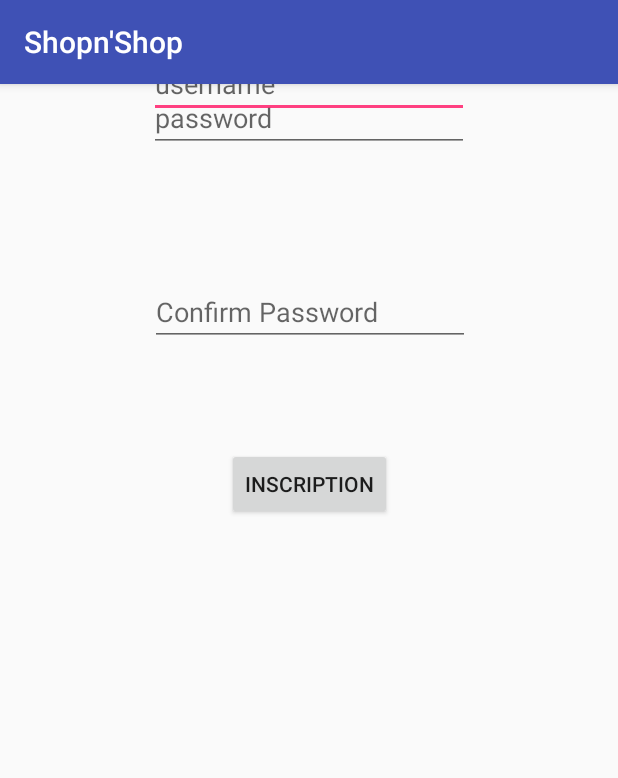
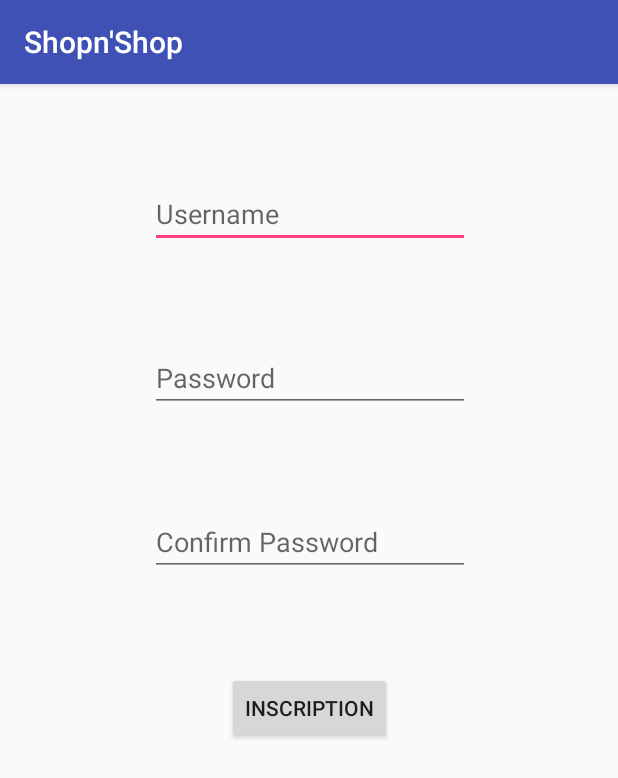
Before and after one commit to Guibaleno/ShopnShopAndroid, an Android app: the InscriptionActivity screen opened directly, with no data from a screen before it, on a phone screen of 412 x 824 dp. Shown: the top 778 px of the screen. Run offline under Robolectric (Android 15) with nearby library versions, the phone set to English and light mode, and no system bars.

Commit message:
commit correction des bugs de marde de eliot le poche

```diff
--- a/ShopnShop/app/src/main/res/layout/inscription_activity.xml
+++ b/ShopnShop/app/src/main/res/layout/inscription_activity.xml
@@ -10,15 +10,14 @@
         android:id="@+id/editText_username"
         android:layout_width="wrap_content"
         android:layout_height="wrap_content"
-        android:layout_marginBottom="8dp"
         android:layout_marginEnd="8dp"
         android:layout_marginStart="8dp"
-        android:layout_marginTop="8dp"
+        android:layout_marginTop="64dp"
         android:ems="10"
-        android:hint="username"
+        android:hint="Username"
         android:inputType="textPersonName"
-        app:layout_constraintBottom_toTopOf="@+id/editText_password"
         app:layout_constraintEnd_toEndOf="parent"
+        app:layout_constraintHorizontal_bias="0.503"
         app:layout_constraintStart_toStartOf="parent"
         app:layout_constraintTop_toTopOf="parent" />
 
@@ -28,30 +27,29 @@
         android:layout_height="wrap_content"
         android:layout_marginEnd="8dp"
         android:layout_marginStart="8dp"
+        android:layout_marginTop="64dp"
         android:ems="10"
-        android:hint="password"
+        android:hint="Password"
         android:inputType="textPassword"
         app:layout_constraintEnd_toEndOf="parent"
+        app:layout_constraintHorizontal_bias="0.503"
         app:layout_constraintStart_toStartOf="parent"
-        tools:layout_editor_absoluteY="132dp" />
+        app:layout_constraintTop_toBottomOf="@+id/editText_username" />
 
     <EditText
         android:id="@+id/editText_confirmPassword"
         android:layout_width="wrap_content"
         android:layout_height="wrap_content"
-        android:layout_marginBottom="64dp"
         android:layout_marginEnd="8dp"
         android:layout_marginStart="8dp"
-        android:layout_marginTop="8dp"
+        android:layout_marginTop="64dp"
         android:ems="10"
         android:hint="Confirm Password"
         android:inputType="textPassword"
-        app:layout_constraintBottom_toBottomOf="parent"
         app:layout_constraintEnd_toEndOf="parent"
         app:layout_constraintHorizontal_bias="0.503"
         app:layout_constraintStart_toStartOf="parent"
-        app:layout_constraintTop_toBottomOf="@+id/editText_password"
-        app:layout_constraintVertical_bias="0.125" />
+        app:layout_constraintTop_toBottomOf="@+id/editText_password" />
 
     <Button
         android:id="@+id/btn_inscription"
@@ -59,7 +57,7 @@
         android:layout_height="wrap_content"
         android:layout_marginEnd="8dp"
         android:layout_marginStart="8dp"
-        android:layout_marginTop="68dp"
+        android:layout_marginTop="64dp"
         android:text="inscription"
         app:layout_constraintEnd_toEndOf="parent"
         app:layout_constraintStart_toStartOf="parent"
--- a/ShopnShop/app/src/main/res/layout/login_activity.xml
+++ b/ShopnShop/app/src/main/res/layout/login_activity.xml
@@ -30,7 +30,7 @@
         android:layout_marginStart="8dp"
         android:layout_marginTop="8dp"
         android:ems="10"
-        android:hint="password"
+        android:hint="Password"
         android:inputType="textPassword"
         app:layout_constraintBottom_toBottomOf="parent"
         app:layout_constraintEnd_toEndOf="parent"
```
